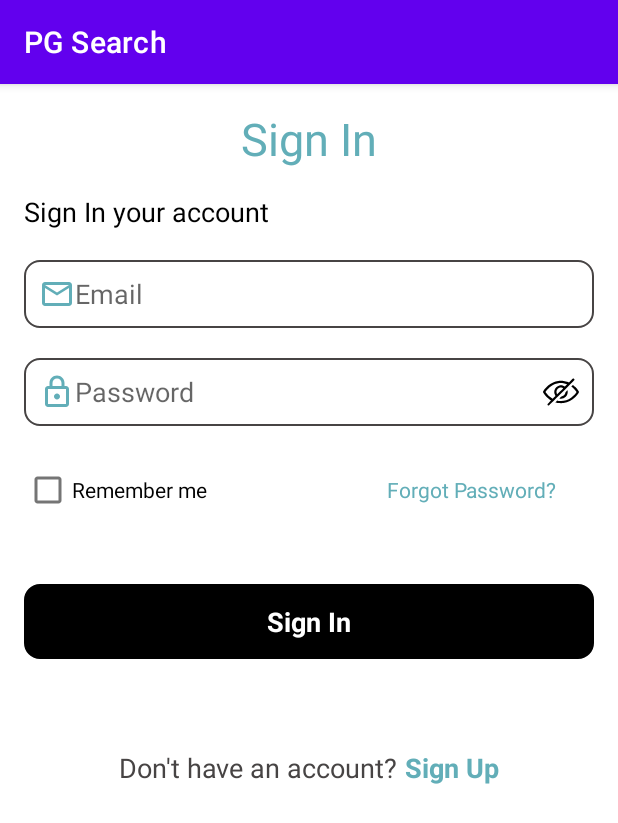
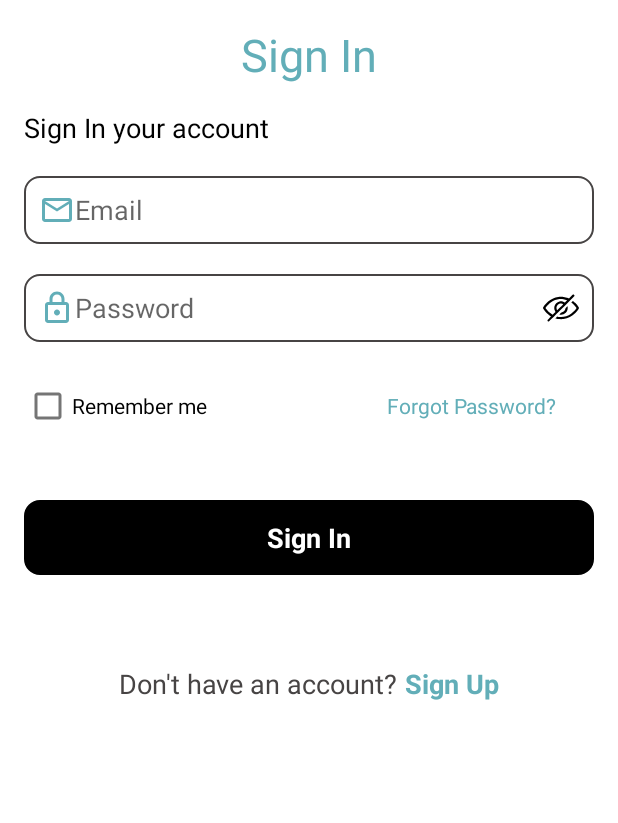
Before and after one commit to anandrajsingh/PGSearch, an Android app: the screen it shows after launch (LoginActivity), on a phone screen of 412 x 824 dp. Shown: the top 823 px of the screen. Run offline under Robolectric (Android 15) with nearby library versions, the phone set to English and light mode, and no system bars; our stand-ins replace Firebase (no records; nobody signed in at launch, a user with empty details on screens opened directly).

Commit message:
changes1

```diff
--- a/app/src/main/res/layout/activity_main.xml
+++ b/app/src/main/res/layout/activity_main.xml
@@ -16,7 +16,7 @@
 <!--        app:layout_constraintTop_toTopOf="parent">-->
 
         <fragment
-            android:id="@+id/newsNavHostFragment"
+            android:id="@+id/navHostFragment"
             android:name="androidx.navigation.fragment.NavHostFragment"
             android:layout_width="match_parent"
             android:layout_height="match_parent"
--- a/app/src/main/res/navigation/mobile_navigation.xml
+++ b/app/src/main/res/navigation/mobile_navigation.xml
@@ -6,7 +6,6 @@
     app:startDestination="@id/navigation_home">
 
     <fragment
-
         android:name="com.example.pgsearch.fragments.HomeFragment"
         tools:layout="@layout/fragment_home"
         android:id="@+id/navigation_home"
--- a/app/src/main/res/values-night/themes.xml
+++ b/app/src/main/res/values-night/themes.xml
@@ -1,6 +1,6 @@
 <resources xmlns:tools="http://schemas.android.com/tools">
     <!-- Base application theme. -->
-    <style name="Theme.PGSearch" parent="Theme.MaterialComponents.DayNight.DarkActionBar">
+    <style name="Theme.PGSearch" parent="Theme.MaterialComponents.Light.NoActionBar">
         <!-- Primary brand color. -->
         <item name="colorPrimary">@color/purple_200</item>
         <item name="colorPrimaryVariant">@color/purple_700</item>
@@ -10,7 +10,7 @@
         <item name="colorSecondaryVariant">@color/teal_200</item>
         <item name="colorOnSecondary">@color/black</item>
         <!-- Status bar color. -->
-        <item name="android:statusBarColor">?attr/colorPrimaryVariant</item>
+        <item name="android:statusBarColor">@color/white</item>
         <!-- Customize your theme here. -->
     </style>
 </resources>
--- a/app/src/main/res/values/themes.xml
+++ b/app/src/main/res/values/themes.xml
@@ -1,6 +1,6 @@
 <resources xmlns:tools="http://schemas.android.com/tools">
     <!-- Base application theme. -->
-    <style name="Theme.PGSearch" parent="Theme.MaterialComponents.DayNight.DarkActionBar">
+    <style name="Theme.PGSearch" parent="Theme.MaterialComponents.Light.NoActionBar">
         <!-- Primary brand color. -->
         <item name="colorPrimary">@color/purple_500</item>
         <item name="colorPrimaryVariant">@color/purple_700</item>
@@ -10,7 +10,7 @@
         <item name="colorSecondaryVariant">@color/teal_700</item>
         <item name="colorOnSecondary">@color/black</item>
         <!-- Status bar color. -->
-        <item name="android:statusBarColor">?attr/colorPrimaryVariant</item>
+        <item name="android:statusBarColor">@color/white</item>
         <!-- Customize your theme here. -->
     </style>
 </resources>
--- a/build.gradle
+++ b/build.gradle
@@ -1,6 +1,6 @@
 buildscript {
     dependencies {
-        classpath 'com.google.gms:google-services:4.3.10'
+        classpath 'com.google.gms:google-services:4.3.15'
     }
 }// Top-level build file where you can add configuration options common to all sub-projects/modules.
 plugins {
```
Also changed, not shown: app/src/main/java/com/example/pgsearch/activities/MainActivity.java (+12 -0 lines), app/src/main/java/com/example/pgsearch/fragments/HomeFragment.java (+5 -3 lines).
